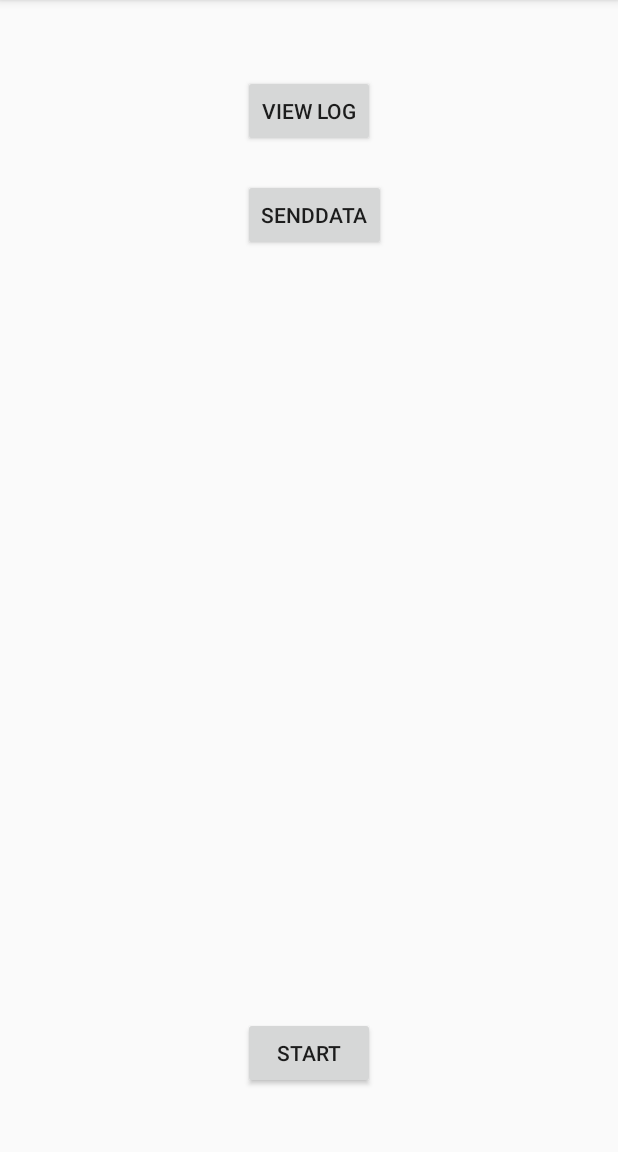
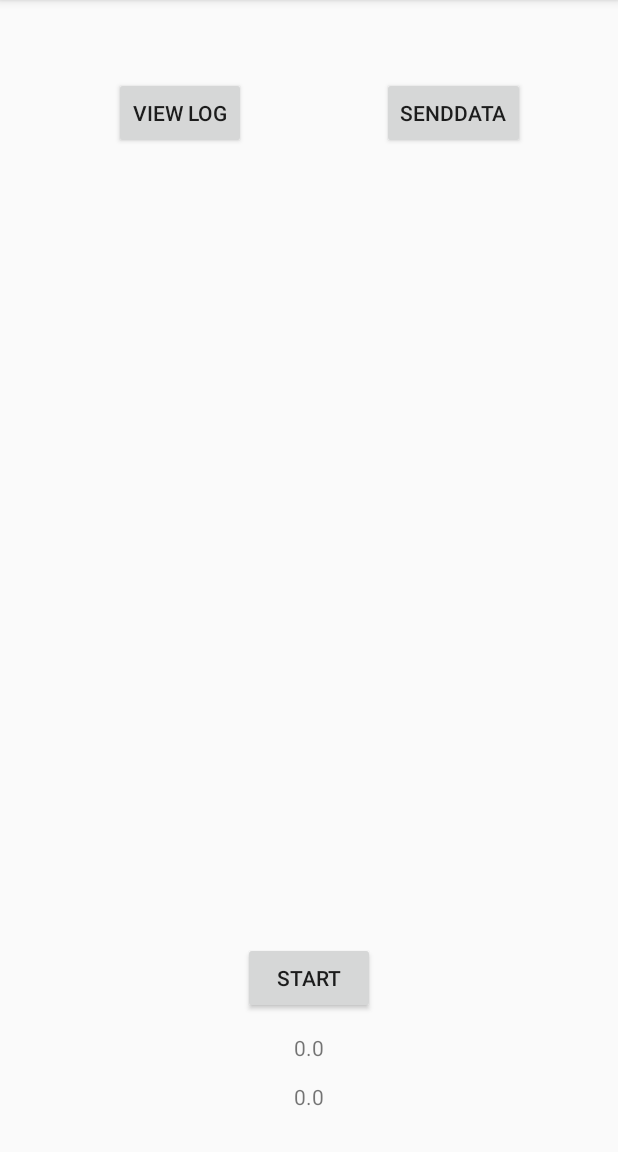
Before and after one commit to Govoz/InertialTracker, an Android app: the screen it shows after launch (MainActivity), after a tap on "START", on a phone screen of 412 x 824 dp, the part 84-1236 px from its top. Run offline under Robolectric (Android 15) with nearby library versions, the phone set to English and light mode, and no system bars; 2 statements that could not run were skipped.

```diff
--- a/app/src/main/java/com/example/federico/inertialtracker/JsonUtils.java
+++ b/app/src/main/java/com/example/federico/inertialtracker/JsonUtils.java
@@ -133,8 +133,8 @@ public class JsonUtils {
 	}
 
 	public static String readJsonFile() {
-		JsonUtils.prepareJson();
-		String json = JsonUtils.getJsonFile().toString();
+		prepareJson();
+		String json = getJsonFile().toString();
 		Log.d("JSON", json);
 		return json;
 	}
--- a/app/src/main/java/com/example/federico/inertialtracker/MainActivity.java
+++ b/app/src/main/java/com/example/federico/inertialtracker/MainActivity.java
@@ -11,10 +11,11 @@ import android.widget.Toast;
 public class MainActivity extends AppCompatActivity {
 
 	//startBool is used to implement singleton design pattern.
-	private boolean startBool = false;
+	private boolean active = false;
 
 	//TAG is the process name
 	private static final String TAG = MainActivity.class.getSimpleName();
+
 
 	@Override
 	protected void onCreate(Bundle savedInstanceState) {
@@ -26,9 +27,9 @@ public class MainActivity extends AppCompatActivity {
 		start.setOnClickListener(new View.OnClickListener() {
 			@Override
 			public void onClick(View v) {
-				if (!startBool) {
+				if (!active) {
 					Toast.makeText(MainActivity.this, "Start", Toast.LENGTH_SHORT).show();
-					startBool = true;
+					active = true;
 
 					// Get GPS Position
 					gpsPosition.getGpsPosition(MainActivity.this);
@@ -66,9 +67,6 @@ public class MainActivity extends AppCompatActivity {
 	}
 
 
-	/*
-	* Create two intents and start the services.
-	 */
 	public void onStartService() {
 		Log.d(TAG, "onStartService(View);");
 
--- a/app/src/main/java/com/example/federico/inertialtracker/checkSend.java
+++ b/app/src/main/java/com/example/federico/inertialtracker/checkSend.java
@@ -153,7 +153,7 @@ public class checkSend extends ParallelIntentService {
 	}
 
 	public void sendData() {
-		String fileString = JsonUtils.readJsonFile();
+		String fileString = JsonUtils.getJsonFile().toString();
 		Timestamp timestamp = new Timestamp(System.currentTimeMillis());
 		RequestParams data = new RequestParams();
 
--- a/app/src/main/java/com/example/federico/inertialtracker/gpsPosition.java
+++ b/app/src/main/java/com/example/federico/inertialtracker/gpsPosition.java
@@ -9,11 +9,13 @@ import android.location.LocationListener;
 import android.location.LocationManager;
 import android.os.Bundle;
 import android.support.v4.app.ActivityCompat;
-import android.widget.Toast;
+import android.widget.TextView;
+
 
 
 /**
  * Created by Federico on 30-Nov-16.
+ *
  */
 
 public class gpsPosition {
@@ -59,8 +61,17 @@ public class gpsPosition {
 
 		JsonUtils.addGPS(latitude, longitude);
 
-		Toast.makeText(c, msg, Toast.LENGTH_SHORT).show();
+		setGPSView(c, latitude, longitude);
 
 		return msg;
 	}
+
+	public static void setGPSView(Context c, double latitude, double longitude){
+		Activity a = (Activity) c;
+		TextView latitudeText = (TextView) a.findViewById(R.id.latitudeGPS);
+		TextView longitudeText = (TextView) a.findViewById(R.id.longitudeGPS);
+
+		latitudeText.setText(String.valueOf(latitude));
+		longitudeText.setText(String.valueOf(longitude));
+	}
 }
--- a/app/src/main/java/com/example/federico/inertialtracker/logData.java
+++ b/app/src/main/java/com/example/federico/inertialtracker/logData.java
@@ -43,6 +43,7 @@ public class logData extends ParallelIntentService implements SensorEventListene
 			SensorManager mSensorManager = (SensorManager) getSystemService(Context.SENSOR_SERVICE);
 
 			Sensor accelerometer = mSensorManager.getDefaultSensor(Sensor.TYPE_ACCELEROMETER);
+
 			Sensor magnetic_field = mSensorManager.getDefaultSensor(Sensor.TYPE_MAGNETIC_FIELD);
 			Sensor gyroscope = mSensorManager.getDefaultSensor(Sensor.TYPE_GEOMAGNETIC_ROTATION_VECTOR);
 			Sensor barometer = mSensorManager.getDefaultSensor(Sensor.TYPE_PRESSURE);
@@ -68,7 +69,11 @@ public class logData extends ParallelIntentService implements SensorEventListene
 	@Override
 	public void onSensorChanged(SensorEvent event) {
 
+		Log.d("Sensor", String.valueOf(event.values[0]));
+
+
 		long current_timestamp = event.timestamp;
+
 		float xVal = 0;
 		float yVal = 0;
 		float zVal = 0;
@@ -139,7 +144,12 @@ public class logData extends ParallelIntentService implements SensorEventListene
 			}
 		}
 
+
+
+		String msg = typeSensor + " - " + String.valueOf(xVal) + " - " + String.valueOf(yVal) + " - " + String.valueOf(zVal);
+ 		Log.d("Sensor", msg);
 		JsonUtils.addValue(typeSensor, current_timestamp, xVal, yVal, zVal);
+
 	}
 
 	@Override
--- a/app/src/main/res/layout/activity_main.xml
+++ b/app/src/main/res/layout/activity_main.xml
@@ -11,30 +11,51 @@
     tools:context="com.example.federico.inertialtracker.MainActivity">
 
     <Button
-        android:text="Start"
-        android:layout_width="wrap_content"
-        android:layout_height="wrap_content"
-        android:layout_marginBottom="26dp"
-        android:id="@+id/start_button"
-        android:layout_alignParentBottom="true"
-        android:layout_centerHorizontal="true" />
-
-    <Button
         android:text="View Log"
         android:layout_width="wrap_content"
         android:layout_height="wrap_content"
+        android:layout_marginTop="35dp"
+        android:id="@+id/viewLog"
         android:layout_alignParentTop="true"
-        android:layout_alignEnd="@+id/start_button"
-        android:layout_marginTop="34dp"
-        android:id="@+id/viewLog"/>
+        android:layout_alignParentStart="true"
+        android:layout_marginStart="60dp"/>
 
     <Button
         android:text="SendData"
         android:layout_width="wrap_content"
         android:layout_height="wrap_content"
-        android:layout_marginTop="21dp"
         android:id="@+id/sendData"
-        android:layout_below="@+id/viewLog"
-        android:layout_alignStart="@+id/viewLog"/>
+        android:layout_alignBaseline="@+id/viewLog"
+        android:layout_alignBottom="@+id/viewLog"
+        android:layout_alignParentEnd="true"
+        android:layout_marginEnd="46dp"/>
+
+    <Button
+        android:text="Start"
+        android:layout_width="wrap_content"
+        android:layout_height="wrap_content"
+        android:layout_marginBottom="76dp"
+        android:id="@+id/start_button"
+        android:layout_alignParentBottom="true"
+        android:layout_centerHorizontal="true"/>
+
+    <TextView
+        android:text="..."
+        android:layout_width="wrap_content"
+        android:layout_height="wrap_content"
+        android:layout_alignParentBottom="true"
+        android:layout_centerHorizontal="true"
+        android:layout_marginBottom="44dp"
+        android:id="@+id/latitudeGPS"/>
+
+    <TextView
+        android:text="..."
+        android:layout_width="wrap_content"
+        android:layout_height="wrap_content"
+        android:layout_marginBottom="11dp"
+        android:id="@+id/longitudeGPS"
+        android:layout_alignParentBottom="true"
+        android:layout_centerHorizontal="true"/>
+
 
 </RelativeLayout>
```
